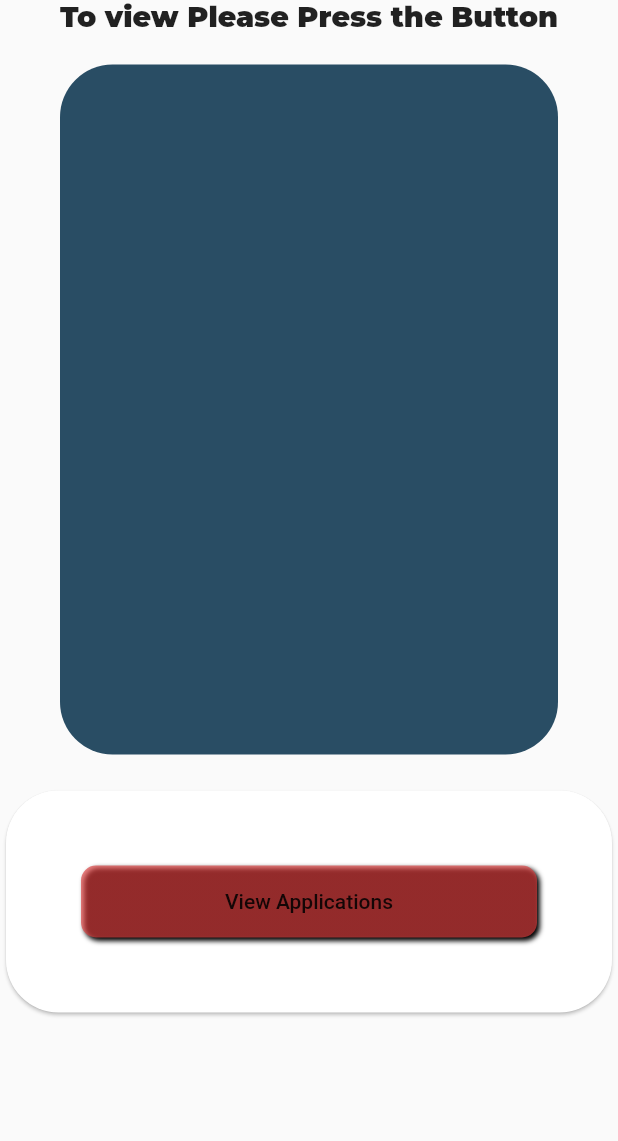
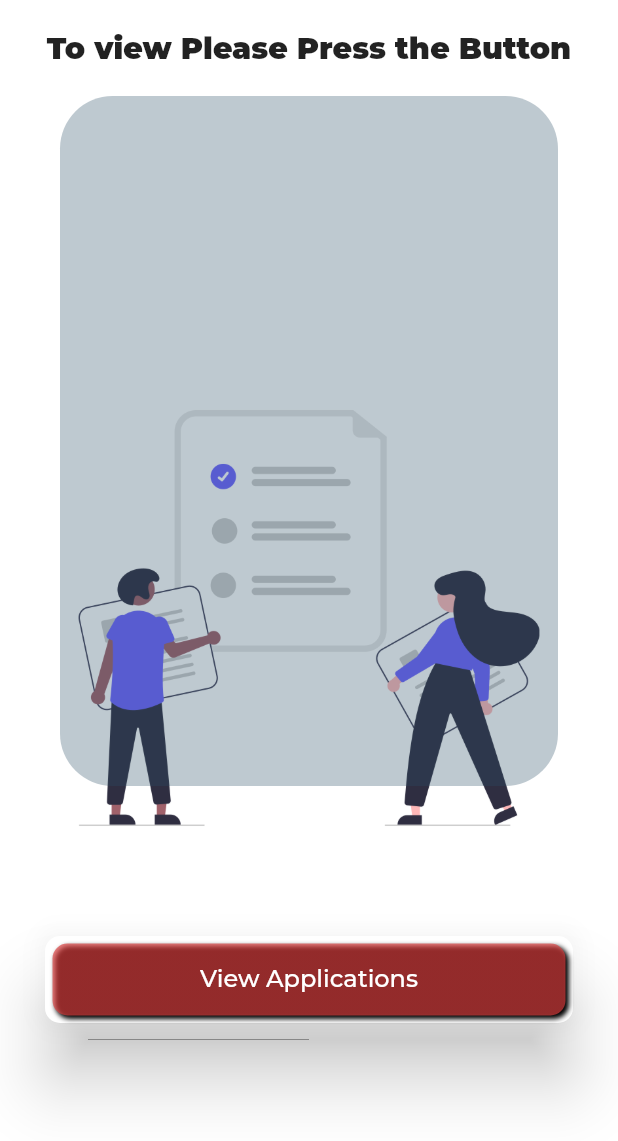
Before and after one commit to Im-gkira/library_management_system, a Flutter app: the ApplicationScreen screen opened by its route, on a phone screen of 412 x 824 dp. Shown: the top 1141 px of the screen. Run offline on Flutter 3.47's test engine with Material 2 defaults, Android fonts, the phone set to English and light mode, and no system bars; our stand-ins replace auto_size_text, bottom_navy_bar, carousel_slider, cloud_firestore, firebase_auth, firebase_core and 4 more; missing offline and left inert: drawing_animation; accounts and stored records are empty.

Commit message:
Application Screen UI

```diff
--- a/lib/Screens/application_screen.dart
+++ b/lib/Screens/application_screen.dart
@@ -26,7 +26,6 @@ class ApplicationScreen extends StatefulWidget {
 }
 
 class _ApplicationScreenState extends State<ApplicationScreen> {
-
   // _firestore is the Firebase Firestore instance.
   // appWidgetList is the widget list of all applications.
   final _firestore = FirebaseFirestore.instance;
@@ -36,17 +35,27 @@ class _ApplicationScreenState extends State<ApplicationScreen> {
   // For every application a appWidget is created and added to appWidgetList.
   // appWidgetList is emptied first whenever the function is called.
   void reviewApplications() async {
-   try{
-     var appData = await _firestore.collection('applications').orderBy('Application Date').get();
+    try {
+      var appData = await _firestore
+          .collection('applications')
+          .orderBy('Application Date')
+          .get();
       setState(() {
         appWidgetList = [];
-       for(var apps in appData.docs){
+        for (var apps in appData.docs) {
           var appContent = apps.data();
-         appWidgetList.add(AppWidget(appContent: appContent,reviewAgain: reviewApplications,),);
+          appWidgetList.add(
+            AppWidget(
+              appContent: appContent,
+              reviewAgain: reviewApplications,
+            ),
+          );
         }
       });
-   }catch(e){
-     Fluttertoast.showToast(msg: e.toString(),);
+    } catch (e) {
+      Fluttertoast.showToast(
+        msg: e.toString(),
+      );
     }
   }
 
@@ -56,16 +65,23 @@ class _ApplicationScreenState extends State<ApplicationScreen> {
     SystemChrome.setEnabledSystemUIOverlays([SystemUiOverlay.bottom]);
     return Scaffold(
       body: Container(
+        decoration: BoxDecoration(
+            image: DecorationImage(
+                image: AssetImage('images/applications.png'),
+                fit: BoxFit.fitWidth),
+                color:Colors.white
+        ),
         child: ListView(
           //crossAxisAlignment: CrossAxisAlignment.stretch,
           //mainAxisAlignment: MainAxisAlignment.end,
           children: [
             Container(
+              margin: EdgeInsets.only(top: 20.0),
                 child: Center(
                    child: Text(
                 'To view Please Press the Button',
                 style: GoogleFonts.montserrat(
-                      fontSize: 19.0,
+                  fontSize: 20.0,
                   fontWeight: FontWeight.w900,
                 ),
               ),
@@ -73,11 +89,10 @@ class _ApplicationScreenState extends State<ApplicationScreen> {
             Card(
               shape: RoundedRectangleBorder(
                   borderRadius: BorderRadius.circular(35.0)),
-              margin: EdgeInsets.symmetric(
-                  horizontal: 40.0, vertical: 20.0),
+              margin: EdgeInsets.symmetric(horizontal: 40.0, vertical: 20.0),
               elevation: appWidgetList.length == 0 ? 0 : 26.0,
               shadowColor: Colors.black,
-              color: Color(0Xff294D64),
+              color: Color(0Xff294D64).withOpacity(0.3),
               child: SingleChildScrollView(
                 child: Padding(
                   padding: const EdgeInsets.symmetric(
@@ -97,15 +112,14 @@ class _ApplicationScreenState extends State<ApplicationScreen> {
                           child: SingleChildScrollView(
                             scrollDirection: Axis.vertical,
                             child: Column(
-                                children: List.generate(
-                                    appWidgetList.length,
+                                children: List.generate(appWidgetList.length,
                                     (index) {
                               return Column(children: [
                                 appWidgetList[index],
                                 SizedBox(
                                   height: 15.0,
                                 ),
-                                        Text("****"),
+                                Text("xxxx"),
                                 SizedBox(
                                   height: 15.0,
                                 )
@@ -120,11 +134,13 @@ class _ApplicationScreenState extends State<ApplicationScreen> {
               ),
             ),
             Card(
+              elevation: 20.0,
+              margin: EdgeInsets.only(top: 80, left: 30.0, right: 30.0),
               shape: RoundedRectangleBorder(
-    borderRadius: BorderRadius.circular(35.0)),
+                  borderRadius: BorderRadius.circular(10.0)),
               child: Padding(
-                padding: const EdgeInsets.symmetric(
-                    horizontal: 50.0, vertical: 50.0),
+                padding:
+                    const EdgeInsets.symmetric(horizontal: 5.0, vertical: 5.0),
                 child: Container(
                   decoration: BoxDecoration(
                     gradient: LinearGradient(
@@ -141,13 +157,21 @@ class _ApplicationScreenState extends State<ApplicationScreen> {
                         color: Colors.black,
                         blurRadius: 2.0,
                         spreadRadius: 0.0,
-                        offset: Offset(
-                            2.0, 2.0), // shadow direction: bottom right
+                        offset:
+                            Offset(2.0, 2.0), // shadow direction: bottom right
                       )
                     ],
                   ),
                   child: FlatButton(
-                    child: Text('View Applications'),
+                    child: Text(
+                      'View Applications',
+                      style: GoogleFonts.montserrat(
+                          textStyle: TextStyle(
+                        color: Colors.white,
+                        fontSize: 16.0,
+                        fontWeight: FontWeight.w500,
+                      )),
+                    ),
                     onPressed: reviewApplications,
                   ),
                 ),
```
Also changed, not shown: images/applications.png (added). Lines whose indentation alone changed are shown as unchanged.
